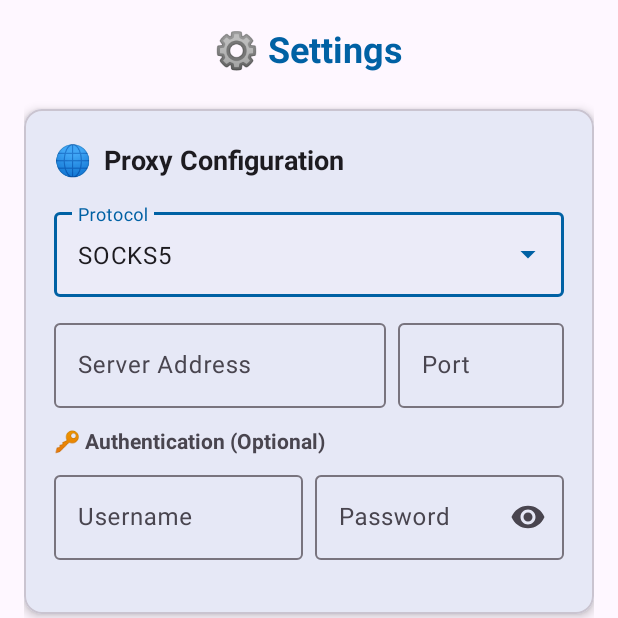
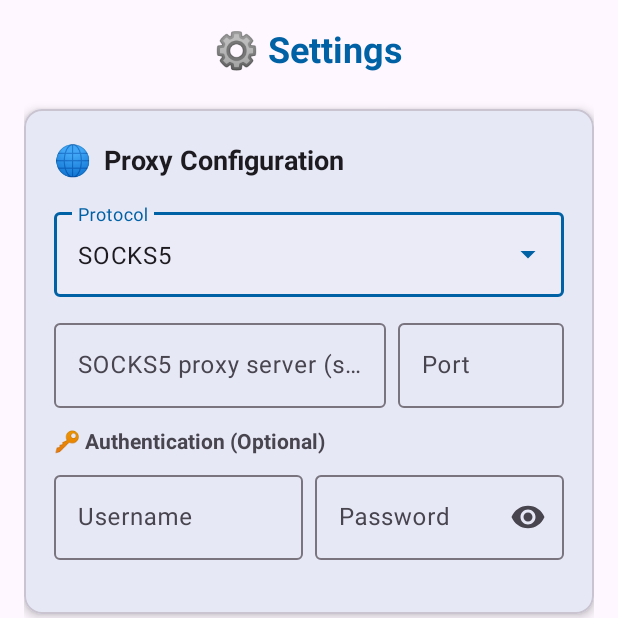
Before and after one commit to yiguihai11/TSocks, an Android app: the SettingsActivity screen opened directly, with no data from a screen before it, on a phone screen of 412 x 824 dp, the top half of it. Run offline under Robolectric (Android 15) with nearby library versions, the phone set to English and light mode, and no system bars; 4 statements that could not run were skipped.

Commit message:
Fix: Add missing layout_server ID to TextInputLayout
- Add missing android:id="@+id/layout_server" to server address TextInputLayout
- Fixes "cannot find symbol: layout_server" compilation error
- Maintains Material 3 styling and layout structure
- Ensures protocol-specific hints work correctly

🤖 Generated with [Claude Code](https://claude.com/claude.com)

Co-Authored-By: Claude <noreply@anthropic.com>

```diff
--- a/app/src/main/res/layout/activity_settings.xml
+++ b/app/src/main/res/layout/activity_settings.xml
@@ -86,6 +86,7 @@
                     android:orientation="horizontal">
 
                     <com.google.android.material.textfield.TextInputLayout
+                        android:id="@+id/layout_server"
                         style="@style/Widget.Material3.TextInputLayout.OutlinedBox"
                         android:layout_width="0dp"
                         android:layout_height="wrap_content"
```
